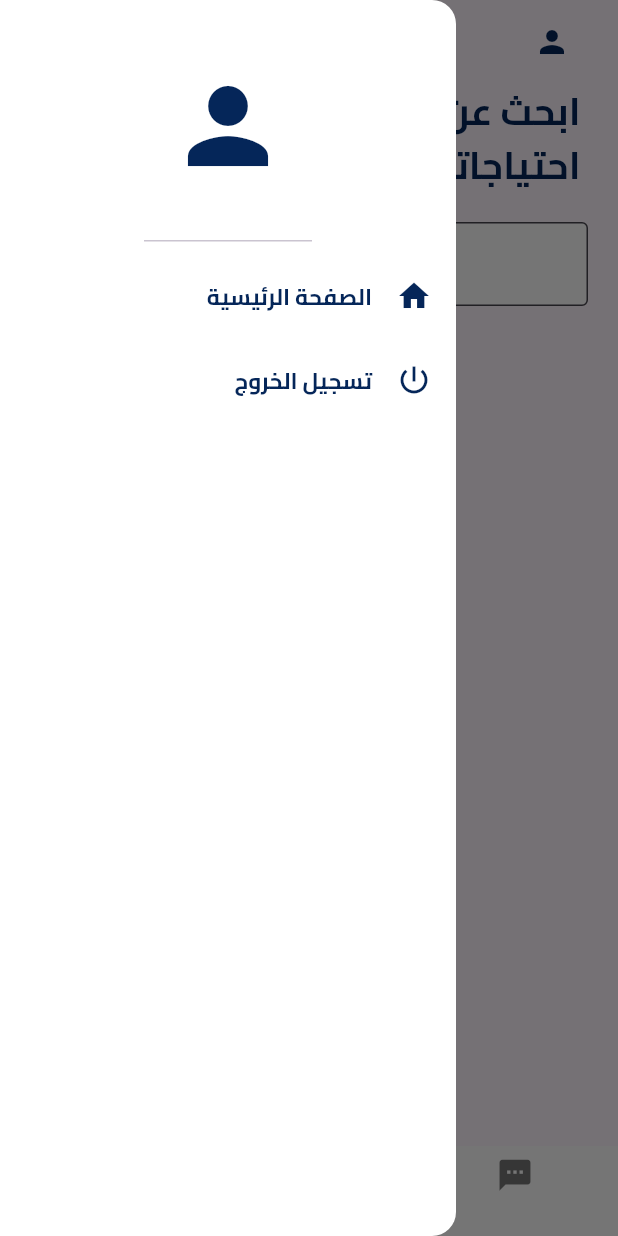
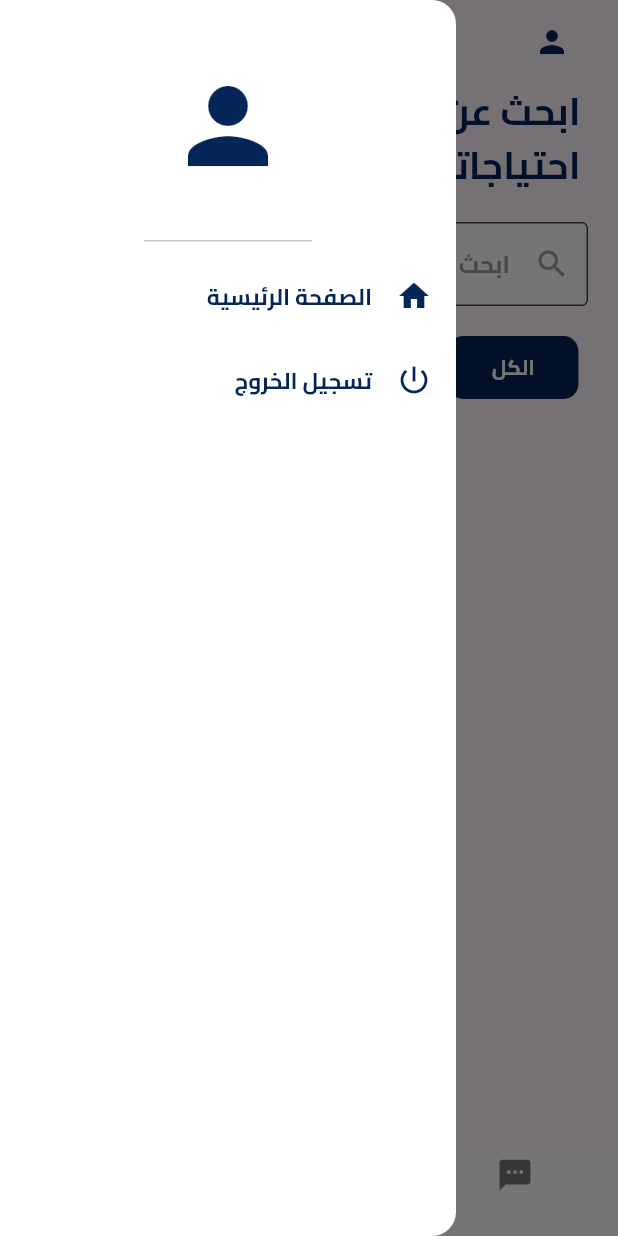
Before and after one commit to Bushra10M/masken, a Flutter app: the HomePage screen opened directly, in the side drawer, after a tap on "تسجيل الخروج", on a phone screen of 412 x 824 dp. Run offline on Flutter 3.47's test engine with Material 3 defaults, Android fonts, the light colour scheme and no system bars; our stand-ins replace cloud_firestore, curved_navigation_bar, firebase_auth, firebase_core; accounts and stored records are empty.

Commit message:
home page

```diff
--- a/lib/components/drawer.dart
+++ b/lib/components/drawer.dart
@@ -1,13 +1,15 @@
+import 'package:firebase_auth/firebase_auth.dart';
+import 'package:firebase_core/firebase_core.dart';
 import 'package:flutter/material.dart';
 import 'package:masken/components/my_list_tile.dart';
 
 class MyDrawer extends StatelessWidget {
-  final void Function()? onSignOut;
-  const MyDrawer({super.key,required this.onSignOut });
+
+   MyDrawer({super.key});
 
   @override
   Widget build(BuildContext context) {
-    return  Drawer(
+    return Drawer(
       backgroundColor: Colors.white,
       child: Column(
         children: [
@@ -18,21 +20,16 @@ class MyDrawer extends StatelessWidget {
               size: 80,
             ),
           ),
-
           MyListTile(
             icon: Icons.home,
-             text: "الصفحة الرئيسية",
-             onTap: () => Navigator.pop(context),
-             ),
-
-
-
+            text: "الصفحة الرئيسية",
+            onTap: () => Navigator.pop(context),
+          ),
           MyListTile(
             icon: Icons.power_settings_new,
-             text: "تسجيل الخروج",
-             onTap: onSignOut,
-             ),
-
+            text: "تسجيل الخروج",
+            onTap:(){}
+          ),
         ],
       ),
     );
--- a/lib/customer/homepage.dart
+++ b/lib/customer/homepage.dart
@@ -26,16 +26,11 @@ class _HomePageState extends State<HomePage> {
     getData();
     super.initState();
   }
-
-  void signOut() {
-    FirebaseAuth.instance.signOut();
-  }
-
   @override
   Widget build(BuildContext context) {
     return Scaffold(
       drawer: MyDrawer(
-        onSignOut: signOut,
+
       ),
       appBar: AppBar(
         backgroundColor: Colors.transparent,
@@ -69,7 +64,7 @@ class _HomePageState extends State<HomePage> {
             icon: Icon(Icons.favorite),
             label: '',
           ),
-           BottomNavigationBarItem(
+          BottomNavigationBarItem(
             icon: Icon(Icons.sms),
             label: '',
           )
@@ -97,10 +92,12 @@ class _HomePageState extends State<HomePage> {
             const Padding(
               padding: EdgeInsets.symmetric(horizontal: 20.0),
               child: TextField(
+                textDirection: TextDirection.rtl,
                 decoration: InputDecoration(
-                  hintText: 'Search here',
-                  hintStyle: TextStyle(color: Colors.grey),
-                  prefixIcon: Icon(Icons.search, color: Colors.grey),
+                  hintText: 'ابحث هنا',
+                  hintTextDirection: TextDirection.rtl,
+                  hintStyle: TextStyle(color: Colors.grey,fontFamily: 'Cairo'),
+                  suffixIcon: Icon(Icons.search, color: Colors.grey),
                   filled: true,
                   fillColor: Colors.white,
                   border: OutlineInputBorder(
@@ -109,6 +106,20 @@ class _HomePageState extends State<HomePage> {
                 ),
               ),
             ),
+            const SizedBox(height: 20),
+            // Category Pills
+            SingleChildScrollView(
+              scrollDirection: Axis.horizontal,
+              child: Row(
+                children: [
+                  _buildCategoryPill('منزل', false),
+                  _buildCategoryPill('فيلا', false),
+                  _buildCategoryPill('شقة', false),
+                  _buildCategoryPill('الكل', true),
+                ],
+              ),
+            ),
+
             const SizedBox(
               height: 15,
             ),
@@ -140,3 +151,23 @@ class _HomePageState extends State<HomePage> {
     setState(() {});
   }
 }
+
+Widget _buildCategoryPill(String text, bool isSelected) {
+  return Container(
+    margin: const EdgeInsets.only(right: 7),
+    padding: const EdgeInsets.symmetric(horizontal: 28, vertical: 10),
+    decoration: BoxDecoration(
+      color: isSelected ? Color(0xff052659) : Colors.white,
+      borderRadius: BorderRadius.circular(10),
+      border: Border.all(
+          color: isSelected ? Color(0xff052659)! : Colors.grey[300]!),
+    ),
+    child: Text(
+      text,
+      style: TextStyle(
+          color: isSelected ? Colors.white : Colors.grey[600],
+          fontWeight: FontWeight.w500,
+          fontFamily: "Cairo"),
+    ),
+  );
+}
```
